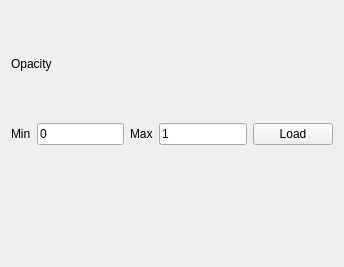
Above: src/ui/mesh/qgsmeshrendererscalarsettingswidgetbase.ui from qgis/QGIS before the change. Below: the same form after it.
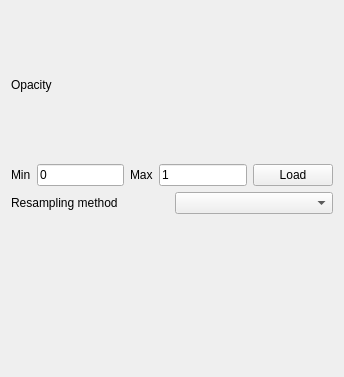
That is the form after the change. Custom widgets are drawn as their Qt base class.

Commit message:
[feature] [mesh] fix #31550 Expose new methods in analysis library for exporting contours for mesh layers
The mesh styling dialog now has new combo box for selection of resampling method for datesets defined on faces.
Also the analysis library has new class QgsMeshContours with export function for contour lines and contour polygons.

```diff
--- a/src/ui/mesh/qgsmeshrendererscalarsettingswidgetbase.ui
+++ b/src/ui/mesh/qgsmeshrendererscalarsettingswidgetbase.ui
@@ -7,7 +7,7 @@
     <x>0</x>
     <y>0</y>
     <width>344</width>
-    <height>267</height>
+    <height>377</height>
    </rect>
   </property>
   <property name="windowTitle">
@@ -71,6 +71,20 @@
      </item>
     </layout>
    </item>
+   <item>
+    <layout class="QHBoxLayout" name="horizontalLayout_3">
+     <item>
+      <widget class="QLabel" name="mLabelDataInterpolation">
+       <property name="text">
+        <string>Resampling method</string>
+       </property>
+      </widget>
+     </item>
+     <item>
+      <widget class="QComboBox" name="mScalarInterpolationTypeComboBox"/>
+     </item>
+    </layout>
+   </item>
    <item>
     <widget class="QgsColorRampShaderWidget" name="mScalarColorRampShaderWidget" native="true">
      <property name="sizePolicy">
```
The commit also changes 18 other files.
